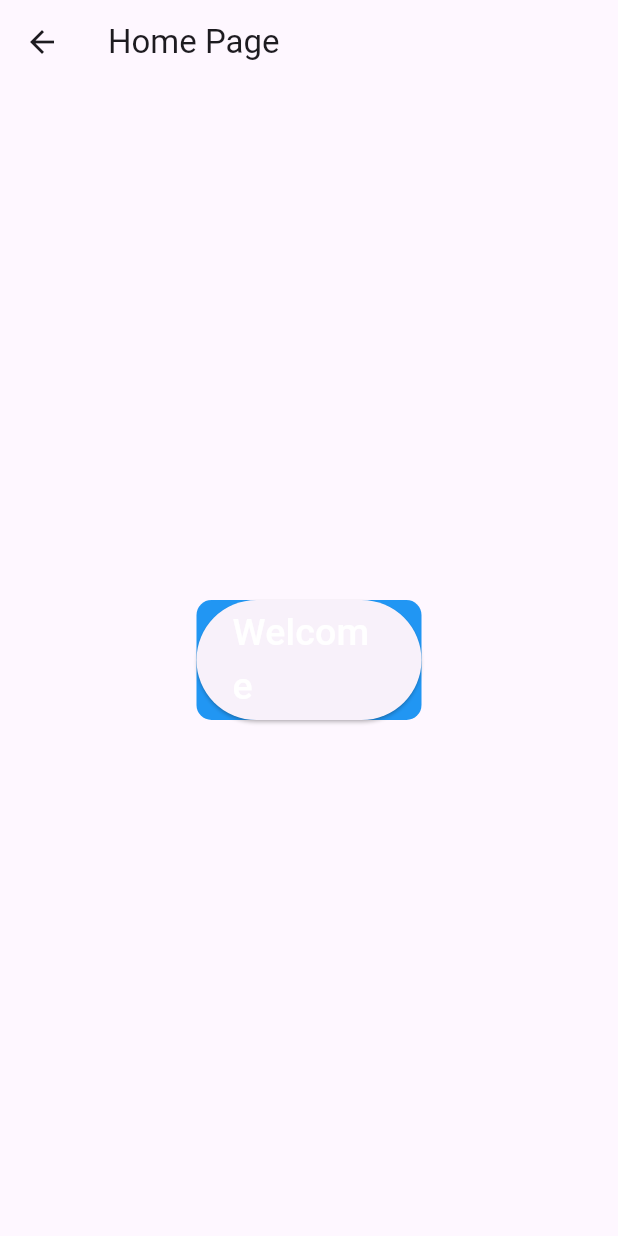
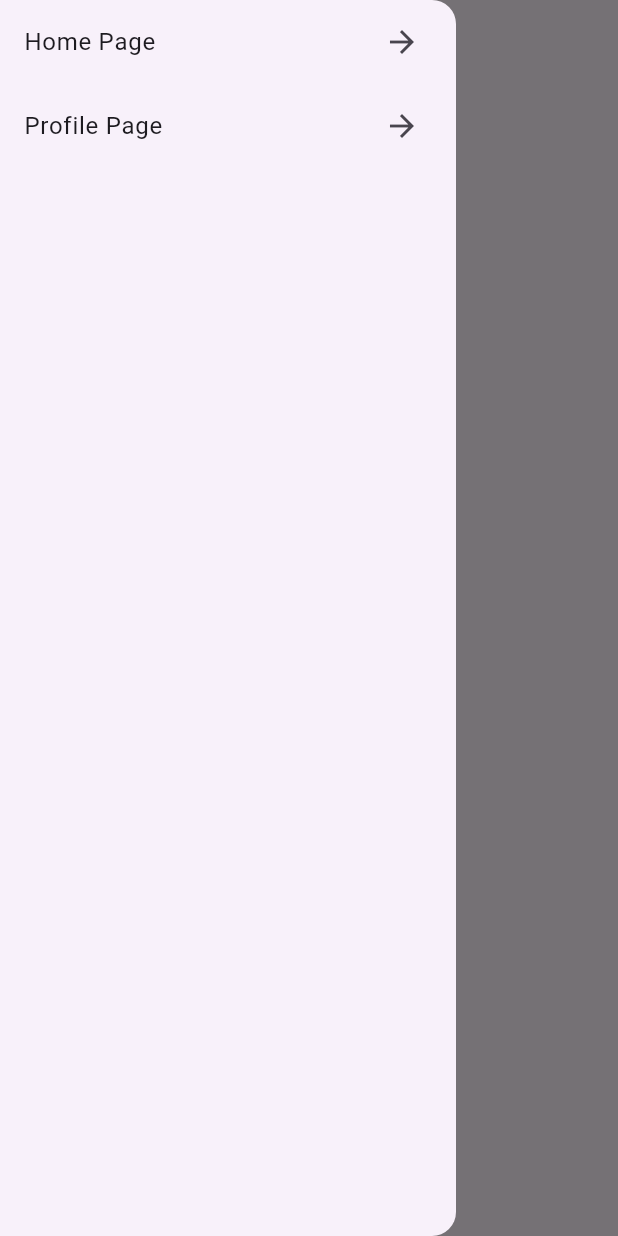
Before and after one commit to UH-Uni-Verse/App, a Flutter app: the HomePage screen opened directly, with the side drawer open (before the commit the screen has no drawer), on a phone screen of 412 x 824 dp. Run offline on Flutter 3.47's test engine with Material 2 defaults, Android fonts, the phone set to English and light mode, and no system bars.

Commit message:
created drawer and profile page

```diff
--- a/lib/home.dart
+++ b/lib/home.dart
@@ -1,34 +1,60 @@
+import 'package:app/profile.dart';
 import 'package:flutter/material.dart';
 
+
 class HomePage extends StatefulWidget {
+  const HomePage({super.key});
   @override
   _HomePageState createState() => _HomePageState();
 }
+// break
 
 class _HomePageState extends State<HomePage> {
+  int _selectedIndex = 0;
+  void _onItemTapped(int index) {
+    setState(() {
+      _selectedIndex = index;
+    });
+  }
+
   @override
   Widget build(BuildContext context) {
     return Scaffold(
-      appBar: AppBar(
-        title: Text('Home Page'),
+      appBar: AppBar(),
+      body: Center(
       ),
-      body: Center(
-        child: Container(
-          height: 80,
-          width: 150,
-          decoration: BoxDecoration(
-              color: Colors.blue, borderRadius: BorderRadius.circular(10)),
-          child: ElevatedButton(
-            onPressed: () {
-              Navigator.pop(context);
-            },
-            child: Text(
-              'Welcome',
-              style: TextStyle(color: Colors.white, fontSize: 25),
+      drawer: Drawer(
+        // Add a ListView to the drawer. This ensures the user can scroll
+        // through the options in the drawer if there isn't enough vertical
+        // space to fit everything.
+        child: ListView(
+          padding: EdgeInsets.zero,
+          children: [
+            ListTile(
+              title: Text("Home Page"),
+              trailing: Icon(Icons.arrow_forward),
+              onTap: () {
+                Navigator.of(context).pop();
+                Navigator.of(context).push(MaterialPageRoute(
+                    builder: (BuildContext context) => HomePage()));
+              },
             ),
-          ),
+            ListTile(
+              title: Text("Profile Page"),
+              trailing: Icon(Icons.arrow_forward),
+              onTap: () {
+                Navigator.of(context).pop();
+                Navigator.of(context).push(MaterialPageRoute(
+                    builder: (BuildContext context) => ProfilePage()));
+              },
+
+            ),
+            //add new pages here
+          ]
+
         ),
       ),
+
     );
   }
 }
--- a/lib/main.dart
+++ b/lib/main.dart
@@ -1,5 +1,6 @@
 import 'package:flutter/material.dart';
 import 'login.dart';
+import 'home.dart';
 
 
 void main() {
@@ -38,7 +39,6 @@ class MyApp extends StatelessWidget {
         colorScheme: ColorScheme.fromSeed(seedColor: Colors.deepPurple),
         useMaterial3: true,
       ),
-      home: const MyHomePage(title: 'Flutter Demo Home Page'),
     );
   }
 }
```
Also changed, not shown: lib/profile.dart (added, +37 -0 lines).
